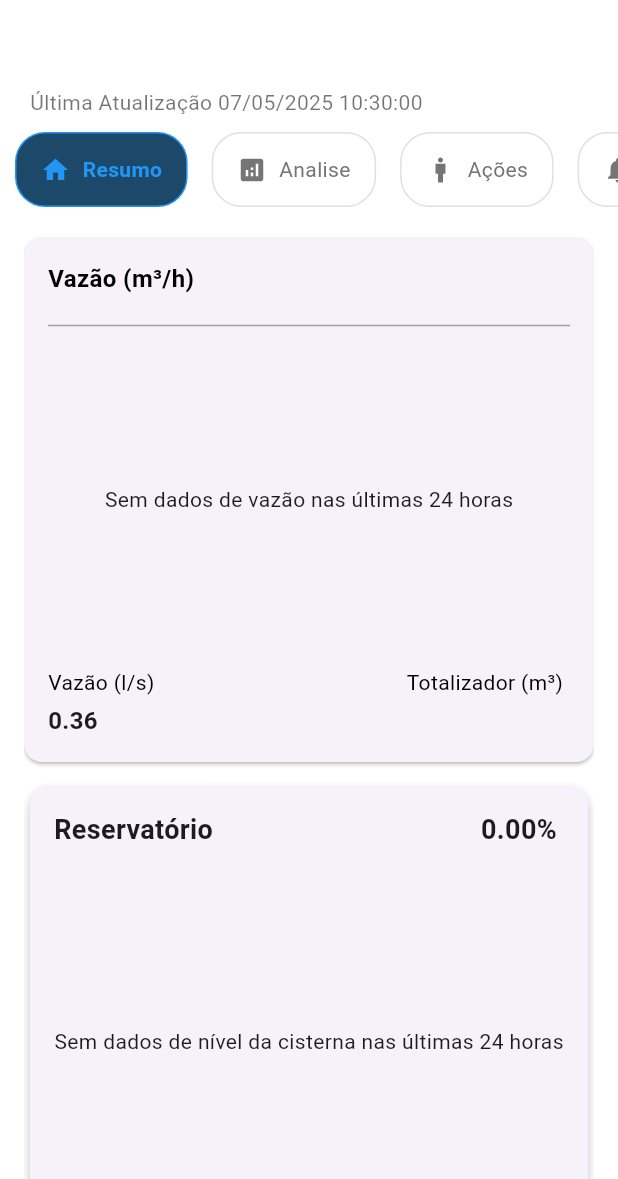
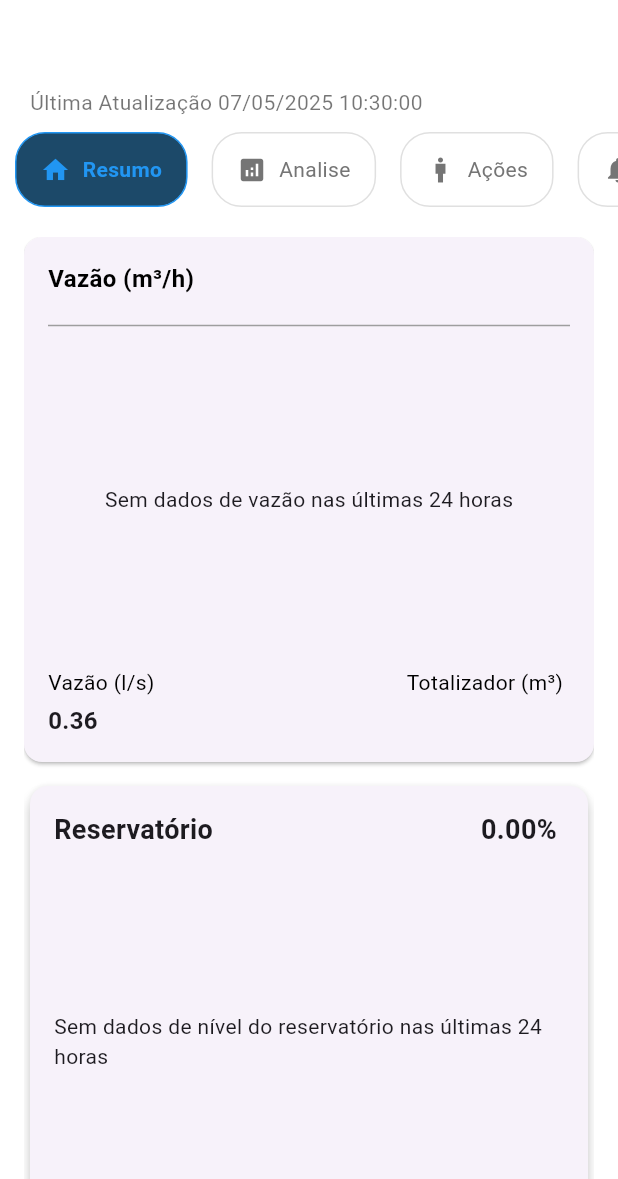
Before and after one commit to Eduardo-MKS/QualleControl, a Flutter app: the CondominioDetalhesScreen screen opened directly with empty values, on a phone screen of 412 x 824 dp, the part 57-1236 px from its top. Run offline on Flutter 3.47's test engine with Material 3 defaults, Android fonts, the phone set to English and light mode, and no system bars; our stand-ins replace dio, fl_chart, flutter_svg, timezone.

Commit message:
feat: altered color of graph and add new message for errors

```diff
--- a/lib/views/condominios/components/resumo/reservatorio_chart.dart
+++ b/lib/views/condominios/components/resumo/reservatorio_chart.dart
@@ -32,7 +32,9 @@ class ReservatorioChart extends StatelessWidget {
       return const SizedBox(
         height: 200,
         child: Center(
-          child: Text('Sem dados de nível da cisterna nas últimas 24 horas'),
+          child: Text(
+            'Sem dados de nível do reservatório nas últimas 24 horas',
+          ),
         ),
       );
     }
@@ -143,20 +145,25 @@ class ReservatorioChart extends StatelessWidget {
               spots: spots,
               isCurved: true,
               curveSmoothness: 0.2,
-              color: const Color.fromARGB(255, 49, 116, 216),
+              color: const Color.fromARGB(163, 130, 49, 216),
               barWidth: 3,
               isStrokeCapRound: true,
               dotData: FlDotData(show: false),
               belowBarData: BarAreaData(
                 show: true,
-                color: const Color.fromARGB(255, 25, 131, 230).withOpacity(0.2),
+                color: const Color.fromARGB(255, 169, 25, 230).withOpacity(0.2),
               ),
             ),
           ],
           // Adicionar ferramenta de tooltip para mostrar o valor exato ao tocar no gráfico
           lineTouchData: LineTouchData(
             touchTooltipData: LineTouchTooltipData(
-              tooltipBgColor: Colors.blueAccent.withOpacity(0.8),
+              tooltipBgColor: const Color.fromARGB(
+                255,
+                96,
+                33,
+                130,
+              ).withOpacity(0.8),
               getTooltipItems: (List<LineBarSpot> touchedBarSpots) {
                 return touchedBarSpots.map((barSpot) {
                   final index = barSpot.x.toInt();
```
